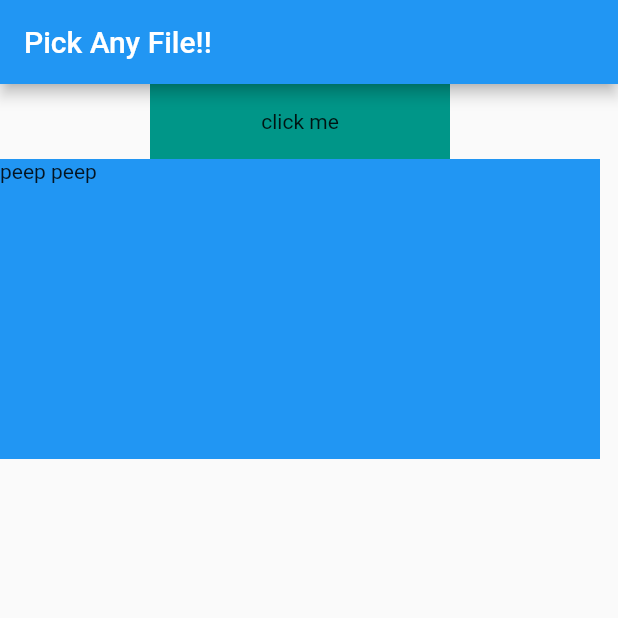
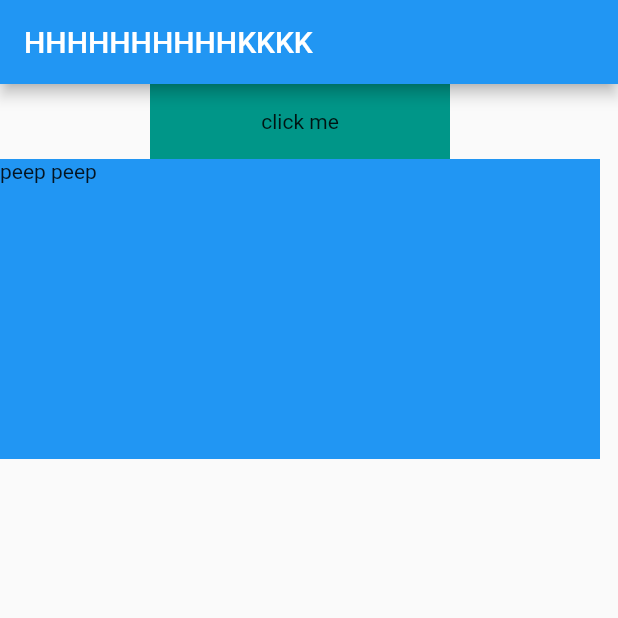
Before and after one commit to RahimaShapla/file_operation, a Flutter app: the screen it shows after launch, after a tap on "click me", on a phone screen of 412 x 824 dp, the top half of it. Run offline on Flutter 3.47's test engine with Material 2 defaults, Android fonts, the phone set to English and light mode, and no system bars; our stand-ins replace file_picker, open_file; missing offline and left inert: permission.

Commit message:
need to write

```diff
--- a/lib/file_page.dart
+++ b/lib/file_page.dart
@@ -1,13 +1,23 @@
+import 'dart:io';
+
 import 'package:file_picker/file_picker.dart';
 import 'package:flutter/cupertino.dart';
 import 'package:flutter/material.dart';
 import 'package:open_file/open_file.dart';
+import 'package:path_provider/path_provider.dart';
+import 'package:permission/permission.dart';
 
 class FilePage extends StatefulWidget {
   @override
   State<StatefulWidget> createState() {
     return FileState();
   }
+}
+
+Future<String> get _localPath async {
+  final directory = await getApplicationDocumentsDirectory();
+
+  return directory.path;
 }
 
 class FileState extends State<FilePage> {
@@ -24,11 +34,20 @@ class FileState extends State<FilePage> {
   String file;
 
   getFile() async {
+    var permissionNames = await Permission.requestPermissions([PermissionName.Calendar, PermissionName.Camera]);
+   // permissionNames.
     file = await FilePicker.getFilePath(type: FileType.ANY );
-
-      setState((){
+      setState(() async{
         _fileName =file;
         OpenFile.open(_fileName);
+
+
+
+       final directory = await getApplicationDocumentsDirectory();
+        final _path = directory.path;
+        File('$_path./hello.txt');
+
+
       });
 
   }
@@ -37,7 +56,7 @@ class FileState extends State<FilePage> {
   Widget build(BuildContext context) {
     return Scaffold(
       appBar: new AppBar(
-        title: const Text('Pick Any File!!'),
+        title: const Text('HHHHHHHHHHKKKK'),
       ),
       body: Container(
         child: Column(
--- a/lib/main.dart
+++ b/lib/main.dart
@@ -1,10 +1,13 @@
 import 'package:flutter/material.dart';
+import 'package:permission/permission.dart';
 
 import 'file_page.dart';
 
 void main() => runApp(MyApp());
 
 class MyApp extends StatelessWidget {
+
+ // Permission.openSettings;
   @override
   Widget build(BuildContext context) {
     return MaterialApp(
--- a/pubspec.yaml
+++ b/pubspec.yaml
@@ -13,6 +13,8 @@ dependencies:
   cupertino_icons: ^0.1.2
   open_file: ^3.0.1
   file_picker: ^1.4.3+2
+  path_provider: ^1.6.0
+  permission: ^0.1.5
 
 dev_dependencies:
   flutter_test:
```
Also changed, not shown: pubspec.lock, 1 other file.
